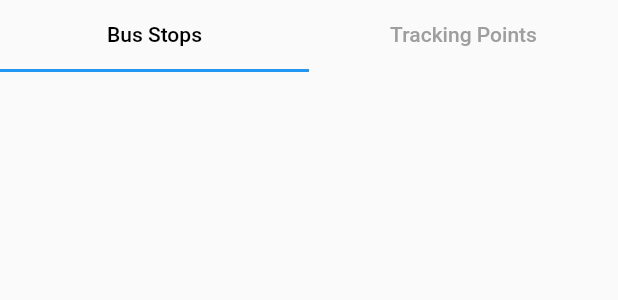
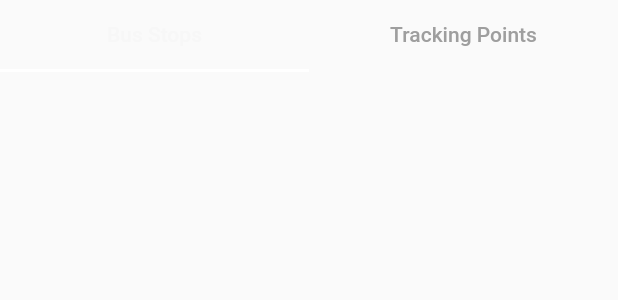
Before and after one commit to salmannaeem112215/tracking_route_app, a Flutter app: the StopTrack widget shown alone on an empty page, opened directly with empty values, on a phone screen of 412 x 824 dp. Shown: the top 300 px of the screen. Run offline on Flutter 3.47's test engine with Material 2 defaults, Android fonts, the phone set to English and light mode, and no system bars; our stand-ins replace flutter_slidable, rive.

Commit message:
Added Color Scheme

```diff
--- a/lib/screen/tracking/components/stop_track.dart
+++ b/lib/screen/tracking/components/stop_track.dart
@@ -11,8 +11,9 @@ class StopTrack extends StatelessWidget {
       child: Column(
         children: [
           const TabBar(
-            labelColor: Colors.black,
+            labelColor: Color(0xFFF7F7F7),
             unselectedLabelColor: Colors.grey,
+            indicatorColor: Colors.white,
             tabs: [
               Tab(text: "Bus Stops"),
               Tab(text: "Tracking Points"),
```
Also changed, not shown: lib/constants.dart (+8 -0 lines), lib/screen/tracking/components/stop_tile.dart (+11 -4 lines).
